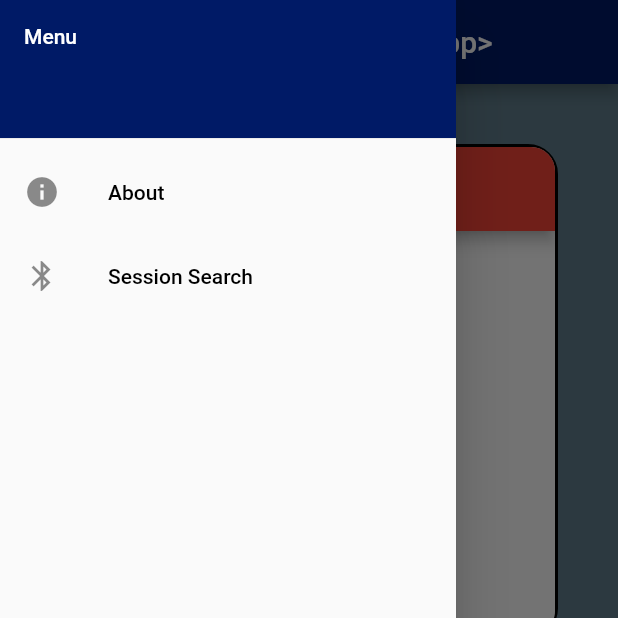
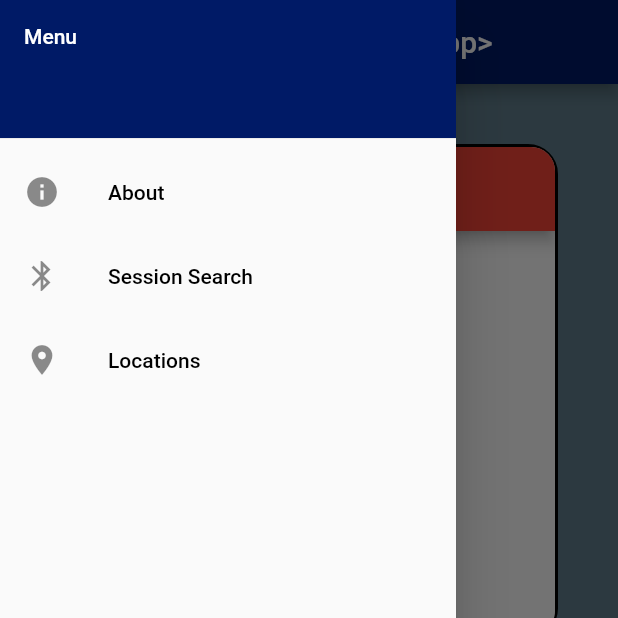
Before and after one commit to softeng-feup/open-cx-mr-simba, a Flutter app: the DaysScreen screen opened by its route, with the side drawer open, on a phone screen of 412 x 824 dp, the top half of it. Run offline on Flutter 3.47's test engine with Material 2 defaults, Android fonts, the phone set to English and light mode, and no system bars; drawn by our look-alikes of dots_indicator; our stand-ins replace args, convert, flutter_blue, flutter_local_notifications, flutter_slidable, sqflite; accounts and stored records are empty.

Commit message:
Implemented location sessions screen

```diff
--- a/AMA/lib/RouteGenerator.dart
+++ b/AMA/lib/RouteGenerator.dart
@@ -1,11 +1,13 @@
 import 'package:ama/model/DayScheduleInfo.dart';
+import 'package:ama/model/ListSessionsInfo.dart';
 import 'package:ama/view/screens/AboutScreens.dart';
 import 'package:ama/view/screens/BluetoothSearchScreen.dart';
 import 'package:ama/view/screens/DayScheduleScreen.dart';
-import 'package:ama/view/screens/DaySessionsScreen.dart';
+import 'package:ama/view/screens/ListSessionsScreen.dart';
 import 'package:ama/view/screens/DaysScreen.dart';
 import 'package:ama/view/screens/InitialLoadingScreen.dart';
 import 'package:ama/view/screens/ItemsScreen.dart';
+import 'package:ama/view/screens/LocationsScreen.dart';
 import 'package:ama/view/screens/PeopleScreen.dart';
 import 'package:ama/view/screens/SessionScreen.dart';
 import 'package:flutter/material.dart';
@@ -47,9 +49,9 @@ class RouteGenerator {
         return MaterialPageRoute(builder: (_) => DayScheduleScreen(schedule: Controller.instance().getDaySchedule(4)));
 
 
-      case '/daySessionsScreen':
-        if(args is DayScheduleInfo) {
-          return MaterialPageRoute(builder: (_) => DaySessionsScreen(sessionsInfo: args));
+      case '/listSessionsScreen':
+        if(args is ListSessionsInfo) {
+          return MaterialPageRoute(builder: (_) => ListSessionsScreen(sessionsInfo: args));
         }
         return _errorRoute();
 
@@ -80,6 +82,11 @@ class RouteGenerator {
       case '/bluetoothAbout' :
         return MaterialPageRoute(builder: (_)=> SessionScanAboutScreen() );
 
+      case '/locationsScreen' :
+        if(args is List<String>) {
+          return MaterialPageRoute(builder: (_) => LocationsScreen(locations: args));
+        }
+        return _errorRoute();
 
       default:
         return _errorRoute();
--- a/AMA/lib/constants/Utility.dart
+++ b/AMA/lib/constants/Utility.dart
@@ -26,6 +26,8 @@ const String BTEnabledText = "Bluetooth is turned on! Tap on the \"scan\" in ord
 const String noInternetTitle = "No Internet Connection";
 const String noInternetText = "Internet connection is needed for the first time you open the app. \n Please try again when you are connected to the internet.";
 
+const String noLocationsTitle = "No locations available";
+const String noLocationsText = "Looks like there are no locations available... how strange!";
 
 const String ademarPhoto = "https://scontent.fopo3-2.fna.fbcdn.net/v/t31.0-8/p960x960/11426751_10153406272449161_4609663974000048493_o.jpg?_nc_cat=107&_nc_ohc=KIJK7Wv7ARQAQn3gdPB6mHSsSXJoKpXgx06ZG6bDX_v7GWsBRL0xo2IDA&_nc_ht=scontent.fopo3-2.fna&oh=5cf02272c85240d3b5ca8495a0efe229&oe=5E856E71";
 const String davidPhoto = "https://scontent.fopo3-2.fna.fbcdn.net/v/t1.0-9/p960x960/68643879_2440141056041424_3853270333838589952_o.jpg?_nc_cat=104&_nc_ohc=PlW0vYHOXG4AQmMgeKhpKq2Gbf1FCuf7vTFQ21urvF4NZ595FXWjTWCmg&_nc_ht=scontent.fopo3-2.fna&oh=90f4d8aebc41d1b6ad16c3c078bec219&oe=5E82AAFA";
--- a/AMA/lib/controller/database/DatabaseMapper.dart
+++ b/AMA/lib/controller/database/DatabaseMapper.dart
@@ -86,6 +86,10 @@ class DatabaseMapper {
     return sessions;
   }
 
+  static Future<int> getScheduleDayFromDate(Database db, String date) async {
+    var results = await db.rawQuery('SELECT scheduleDay FROM Schedule WHERE date = ?', [date]);
+    return results[0]['scheduleDay'];
+  }
 
   static Future removeSessionFromSchedule(Database db, int day, String sessionKey) async {
     await db.rawDelete('DELETE FROM ScheduleSession WHERE sessionKey = ? AND scheduleDay = ?', [sessionKey, day]);
--- /dev/null
+++ b/AMA/lib/model/ListSessionsInfo.dart
@@ -0,0 +1,21 @@
+import 'dart:collection';
+import 'package:ama/model/Session.dart';
+
+class ListSessionsInfo {
+  ListSessionsInfo(String title, SplayTreeSet<Session> sessions) {
+    this._title = title;
+    this._sessions = sessions;
+  }
+
+  String _title;
+  SplayTreeSet<Session> _sessions;
+
+  String getTitle() {
+    return this._title;
+  }
+
+
+  SplayTreeSet<Session> getSessions() {
+    return this._sessions;
+  }
+}
--- a/AMA/lib/view/components/SessionContainer.dart
+++ b/AMA/lib/view/components/SessionContainer.dart
@@ -130,7 +130,7 @@ class SessionContainer extends StatelessWidget {
           activity.timeString,
           style: TextStyle(
               color: AppColors.mainColor,
-              fontSize: 18,
+              fontSize: 17,
               fontWeight: FontWeight.bold),
           textAlign: TextAlign.right,
         ),
--- a/AMA/lib/view/screens/DaysScreen.dart
+++ b/AMA/lib/view/screens/DaysScreen.dart
@@ -51,6 +51,7 @@ class DaysScreenState extends State<DaysScreen> {
                   )),
               this.drawAboutTile(context),
               this.drawSessionSearch(context),
+              this.drawLocations(context),
             ],
           ),
         ),
@@ -78,4 +79,16 @@ class DaysScreenState extends State<DaysScreen> {
         },
         leading: Icon(Icons.bluetooth));
   }
+
+
+  Widget drawLocations(BuildContext context) {
+    return ListTile(
+        key: Key("Locations tile"),
+        title: Text('Locations', style: TextStyle(color: Colors.black)),
+        onTap: () async {
+          List<String> locations = await Controller.instance().getLocationsByOrder();
+          Navigator.pushNamed(context, '/locationsScreen', arguments: locations);
+        },
+        leading: Icon(Icons.location_on));
+  }
 }
```
Also changed, not shown: AMA/lib/controller/Controller.dart (+11 -1 lines), AMA/lib/view/screens/BluetoothSearchScreen.dart (+13 -4 lines), AMA/lib/view/screens/DayScheduleScreen.dart (+3 -4 lines), AMA/lib/view/screens/ListSessionsScreen.dart (renamed from AMA/lib/view/screens/DaySessionsScreen.dart, +15 -13 lines), AMA/lib/view/screens/LocationsScreen.dart (added, +80 -0 lines).
